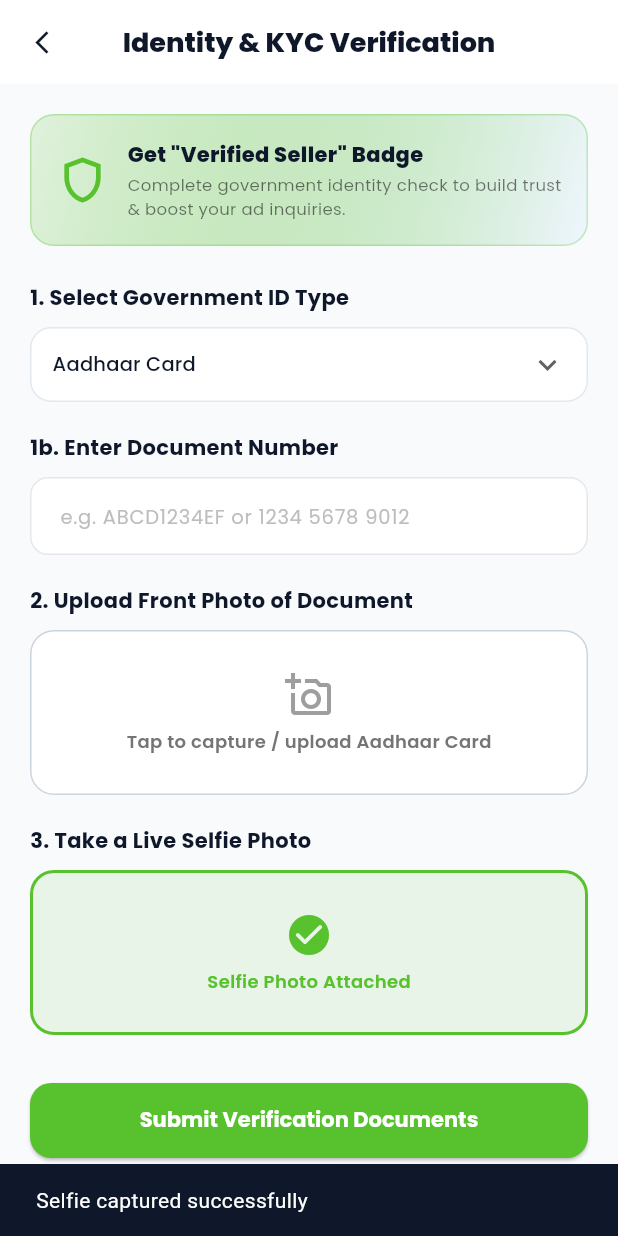
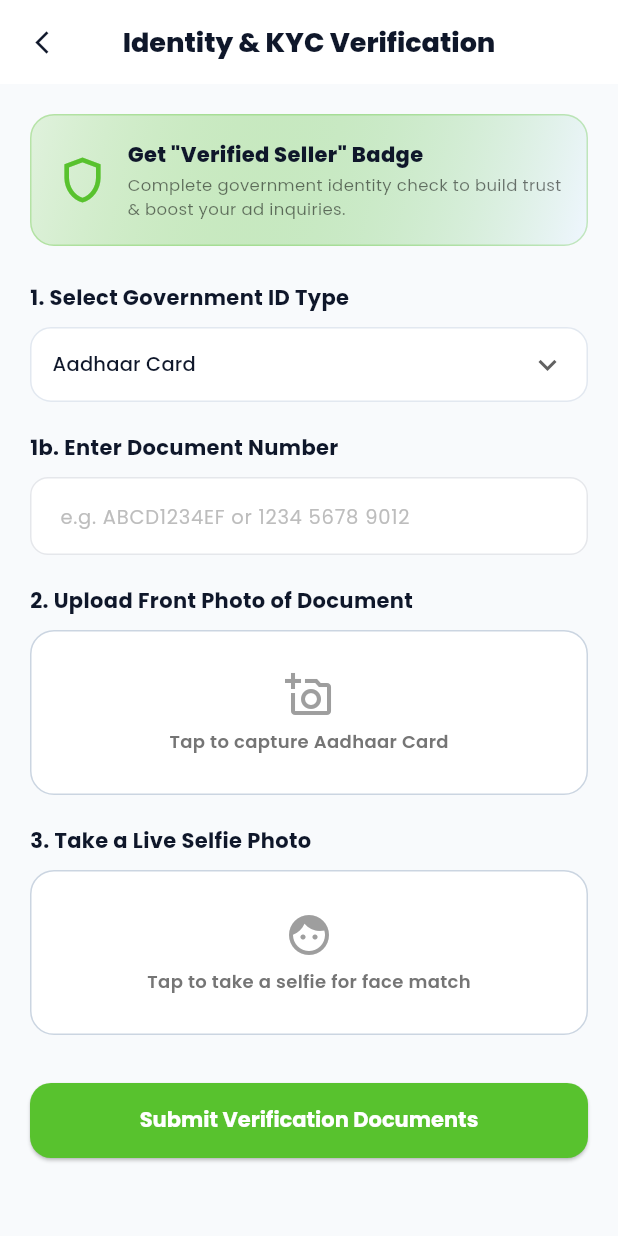
Before and after one commit to zunotechsoftware/Loopo, a Flutter app: the KycVerificationScreen screen opened directly, after a tap on "Tap to take a selfie for face match", on a phone screen of 412 x 824 dp. Run offline on Flutter 3.47's test engine with Material 3 defaults, Android fonts, the phone set to English and light mode, and no system bars; our stand-ins replace flutter_dotenv, geocoding, geolocator, image_picker, shared_preferences; accounts and stored records are empty.

Commit message:
fix(flutter): KYC screen was entirely fake UI hitting an endpoint that doesn't exist
The "Upload Front Photo"/"Take a Live Selfie" tiles never opened a camera or
picker at all - tapping either just flipped a boolean to show a green
checkmark. KycService.verifyKyc then posted {docType, docNumber} (no photos)
to POST /api/v1/kyc/verify, which doesn't exist anywhere on the real
backend (the real routes are POST/PUT /kyc and, as of this session's
storage fix, POST /kyc/upload-url). This was a fully non-functional feature
dressed up as a working one.

Fixed: KycService rewritten against the real contract -
uploadDocumentImage() requests a presigned URL from /kyc/upload-url, PUTs
the file straight to S3/MinIO (bypassing the app's normal JSON request
helper on purpose - different origin, no Bearer token/JSON content-type),
returns the mediaId; submitKyc() posts the real CreateKycDto shape to
POST /kyc. The screen now uses the already-a-dependency ImagePicker for
both photos (rear camera for the doc, front camera for the selfie), shows
the actual captured image as a preview, and awaits both real uploads before
submitting. Display doc-type strings map to the real KycDocumentType enum.

Verified: flutter analyze clean, flutter build web succeeds, app loads with
zero console/page errors in a real browser. The upload-url -> PUT -> submit
contract itself was already proven live end-to-end against the real backend
earlier this session (see known-issues.md's storage-fix entry) - this makes
the Flutter client speak that same, already-confirmed-working contract.
Driving the actual screen through Playwright wasn't attempted (Flutter
web's canvas UI needs blind pixel-coordinate taps with no accessible DOM,
and the tap path to this screen wasn't mapped) - same acceptance bar used
earlier this session for the Flutter sell-flow publish.

Co-Authored-By: Claude Sonnet 5 <noreply@anthropic.com>

```diff
--- a/loopo-flutter/lib/config/api_config.dart
+++ b/loopo-flutter/lib/config/api_config.dart
@@ -60,7 +60,11 @@ class ApiConfig {
 
   static const String chatConversationsEndpoint = '/api/v1/chat/conversations';
   static const String chatMessagesEndpoint = '/api/v1/chat/messages';
-  static const String kycVerifyEndpoint = '/api/v1/kyc/verify';
+  // The real backend has no /kyc/verify endpoint at all - it's POST/PUT
+  // /kyc (submit/update) plus POST /kyc/upload-url for each document image.
+  static const String kycEndpoint = '/api/v1/kyc';
+  static const String kycUploadUrlEndpoint = '/api/v1/kyc/upload-url';
+  static const String kycMeEndpoint = '/api/v1/kyc/me';
   static const String favoritesEndpoint = '/api/v1/interactions/favorites';
   static const String notificationsEndpoint = '/api/v1/notifications';
   static const String addressesEndpoint = '/api/v1/addresses';
@@ -85,7 +89,9 @@ class ApiConfig {
 
   static String get chatConversationsUrl => '$baseUrl$chatConversationsEndpoint';
   static String get chatMessagesUrl => '$baseUrl$chatMessagesEndpoint';
-  static String get kycVerifyUrl => '$baseUrl$kycVerifyEndpoint';
+  static String get kycUrl => '$baseUrl$kycEndpoint';
+  static String get kycUploadUrlUrl => '$baseUrl$kycUploadUrlEndpoint';
+  static String get kycMeUrl => '$baseUrl$kycMeEndpoint';
   static String get favoritesUrl => '$baseUrl$favoritesEndpoint';
   static String get notificationsUrl => '$baseUrl$notificationsEndpoint';
   static String get addressesUrl => '$baseUrl$addressesEndpoint';
--- a/loopo-flutter/lib/screens/kyc_verification_screen.dart
+++ b/loopo-flutter/lib/screens/kyc_verification_screen.dart
@@ -1,6 +1,19 @@
+import 'dart:io';
 import 'package:flutter/material.dart';
+import 'package:image_picker/image_picker.dart';
 import '../theme/app_colors.dart';
 import '../services/kyc_service.dart';
+
+/// Display label -> real backend KycDocumentType enum value.
+/// "Voter ID Card" has no dedicated enum on the backend - NATIONAL_ID is the
+/// closest real category for it.
+const Map<String, String> _docTypeToEnum = {
+  'Aadhaar Card': 'AADHAAR',
+  'Driving License': 'DRIVING_LICENSE',
+  'Voter ID Card': 'NATIONAL_ID',
+  'PAN Card': 'PAN',
+  'Passport': 'PASSPORT',
+};
 
 class KycVerificationScreen extends StatefulWidget {
   const KycVerificationScreen({super.key});
@@ -11,21 +24,16 @@ class KycVerificationScreen extends StatefulWidget {
 
 class _KycVerificationScreenState extends State<KycVerificationScreen> {
   final KycService _kycService = KycService();
+  final ImagePicker _picker = ImagePicker();
   String _selectedDocType = 'Aadhaar Card';
   final TextEditingController _docNumberController = TextEditingController();
-  bool _docUploaded = false;
-  bool _selfieUploaded = false;
+  File? _docPhoto;
+  File? _selfiePhoto;
   bool _isSubmitted = false;
   bool _isSubmitting = false;
   String? _errorMessage;
 
-  final List<String> _docTypes = [
-    'Aadhaar Card',
-    'Driving License',
-    'Voter ID Card',
-    'PAN Card',
-    'Passport',
-  ];
+  final List<String> _docTypes = _docTypeToEnum.keys.toList();
 
   @override
   void dispose() {
@@ -33,8 +41,22 @@ class _KycVerificationScreenState extends State<KycVerificationScreen> {
     super.dispose();
   }
 
+  Future<void> _pickDocPhoto() async {
+    final XFile? file = await _picker.pickImage(source: ImageSource.camera, imageQuality: 85);
+    if (file != null) setState(() => _docPhoto = File(file.path));
+  }
+
+  Future<void> _pickSelfie() async {
+    final XFile? file = await _picker.pickImage(
+      source: ImageSource.camera,
+      preferredCameraDevice: CameraDevice.front,
+      imageQuality: 85,
+    );
+    if (file != null) setState(() => _selfiePhoto = File(file.path));
+  }
+
   Future<void> _submitKyc() async {
-    if (!_docUploaded || !_selfieUploaded) {
+    if (_docPhoto == null || _selfiePhoto == null) {
       ScaffoldMessenger.of(context).showSnackBar(
         const SnackBar(content: Text('Please upload both Document Photo and Selfie')),
       );
@@ -47,13 +69,26 @@ class _KycVerificationScreenState extends State<KycVerificationScreen> {
       return;
     }
 
-    setState(() { _isSubmitting = true; _errorMessage = null; });
+    setState(() {
+      _isSubmitting = true;
+      _errorMessage = null;
+    });
     try {
-      await _kycService.verifyKyc(
-        docType: _selectedDocType.toUpperCase().replaceAll(' ', '_'),
-        docNumber: _docNumberController.text.trim(),
+      // Both images must be uploaded (and a MediaFile registered for each)
+      // before the KYC application itself can reference them.
+      final frontImageId = await _kycService.uploadDocumentImage(file: _docPhoto!, slot: 'FRONT');
+      final selfieImageId = await _kycService.uploadDocumentImage(file: _selfiePhoto!, slot: 'SELFIE');
+
+      await _kycService.submitKyc(
+        documentType: _docTypeToEnum[_selectedDocType] ?? 'NATIONAL_ID',
+        documentNumber: _docNumberController.text.trim(),
+        frontImageId: frontImageId,
+        selfieImageId: selfieImageId,
       );
-      setState(() { _isSubmitted = true; _isSubmitting = false; });
+      setState(() {
+        _isSubmitted = true;
+        _isSubmitting = false;
+      });
     } catch (e) {
       setState(() {
         _isSubmitting = false;
@@ -253,46 +288,39 @@ class _KycVerificationScreenState extends State<KycVerificationScreen> {
                   const Text('2. Upload Front Photo of Document', style: TextStyle(fontFamily: 'Poppins', fontWeight: FontWeight.bold, fontSize: 14, color: AppColors.appDark)),
                   const SizedBox(height: 10),
                   InkWell(
-                    onTap: () {
-                      setState(() {
-                        _docUploaded = true;
-                        if (_docNumberController.text.isEmpty) {
-                          _docNumberController.text = '123456789012';
-                        }
-                      });
-                      ScaffoldMessenger.of(context).showSnackBar(
-                        SnackBar(content: Text('$_selectedDocType uploaded successfully')),
-                      );
-                    },
+                    onTap: _isSubmitting ? null : _pickDocPhoto,
                     borderRadius: BorderRadius.circular(16),
                     child: Container(
                       height: 110,
                       decoration: BoxDecoration(
-                        color: _docUploaded ? AppColors.appGreen.withValues(alpha: 0.1) : Colors.white,
+                        color: _docPhoto != null ? AppColors.appGreen.withValues(alpha: 0.1) : Colors.white,
                         borderRadius: BorderRadius.circular(16),
                         border: Border.all(
-                          color: _docUploaded ? AppColors.appGreen : const Color(0xFFCBD5E1),
+                          color: _docPhoto != null ? AppColors.appGreen : const Color(0xFFCBD5E1),
                           style: BorderStyle.solid,
-                          width: _docUploaded ? 2 : 1,
+                          width: _docPhoto != null ? 2 : 1,
                         ),
+                        image: _docPhoto != null
+                            ? DecorationImage(image: FileImage(_docPhoto!), fit: BoxFit.cover, opacity: 0.35)
+                            : null,
                       ),
                       child: Center(
                         child: Column(
                           mainAxisAlignment: MainAxisAlignment.center,
                           children: [
                             Icon(
-                              _docUploaded ? Icons.check_circle_rounded : Icons.add_a_photo_outlined,
+                              _docPhoto != null ? Icons.check_circle_rounded : Icons.add_a_photo_outlined,
                               size: 32,
-                              color: _docUploaded ? AppColors.appGreen : Colors.grey.shade500,
+                              color: _docPhoto != null ? AppColors.appGreen : Colors.grey.shade500,
                             ),
                             const SizedBox(height: 6),
                             Text(
-                              _docUploaded ? '$_selectedDocType Attached' : 'Tap to capture / upload $_selectedDocType',
+                              _docPhoto != null ? '$_selectedDocType Attached' : 'Tap to capture $_selectedDocType',
                               style: TextStyle(
                                 fontFamily: 'Poppins',
                                 fontSize: 12,
                                 fontWeight: FontWeight.w600,
-                                color: _docUploaded ? AppColors.appGreen : Colors.grey.shade600,
+                                color: _docPhoto != null ? AppColors.appGreen : Colors.grey.shade600,
                               ),
                             ),
                           ],
@@ -306,40 +334,38 @@ class _KycVerificationScreenState extends State<KycVerificationScreen> {
                   const Text('3. Take a Live Selfie Photo', style: TextStyle(fontFamily: 'Poppins', fontWeight: FontWeight.bold, fontSize: 14, color: AppColors.appDark)),
                   const SizedBox(height: 10),
                   InkWell(
-                    onTap: () {
-                      setState(() => _selfieUploaded = true);
-                      ScaffoldMessenger.of(context).showSnackBar(
-                        const SnackBar(content: Text('Selfie captured successfully')),
-                      );
-                    },
+                    onTap: _isSubmitting ? null : _pickSelfie,
                     borderRadius: BorderRadius.circular(16),
                     child: Container(
                       height: 110,
                       decoration: BoxDecoration(
-                        color: _selfieUploaded ? AppColors.appGreen.withValues(alpha: 0.1) : Colors.white,
+                        color: _selfiePhoto != null ? AppColors.appGreen.withValues(alpha: 0.1) : Colors.white,
                         borderRadius: BorderRadius.circular(16),
                         border: Border.all(
-                          color: _selfieUploaded ? AppColors.appGreen : const Color(0xFFCBD5E1),
-                          width: _selfieUploaded ? 2 : 1,
+                          color: _selfiePhoto != null ? AppColors.appGreen : const Color(0xFFCBD5E1),
+                          width: _selfiePhoto != null ? 2 : 1,
                         ),
+                        image: _selfiePhoto != null
+                            ? DecorationImage(image: FileImage(_selfiePhoto!), fit: BoxFit.cover, opacity: 0.35)
+                            : null,
                       ),
                       child: Center(
                         child: Column(
                           mainAxisAlignment: MainAxisAlignment.center,
                           children: [
                             Icon(
-                              _selfieUploaded ? Icons.check_circle_rounded : Icons.face_rounded,
+                              _selfiePhoto != null ? Icons.check_circle_rounded : Icons.face_rounded,
                               size: 32,
-                              color: _selfieUploaded ? AppColors.appGreen : Colors.grey.shade500,
+                              color: _selfiePhoto != null ? AppColors.appGreen : Colors.grey.shade500,
                             ),
                             const SizedBox(height: 6),
                             Text(
-                              _selfieUploaded ? 'Selfie Photo Attached' : 'Tap to take a selfie for face match',
+                              _selfiePhoto != null ? 'Selfie Photo Attached' : 'Tap to take a selfie for face match',
                               style: TextStyle(
                                 fontFamily: 'Poppins',
                                 fontSize: 12,
                                 fontWeight: FontWeight.w600,
-                                color: _selfieUploaded ? AppColors.appGreen : Colors.grey.shade600,
+                                color: _selfiePhoto != null ? AppColors.appGreen : Colors.grey.shade600,
                               ),
                             ),
                           ],
```
Also changed, not shown: loopo-flutter/lib/services/kyc_service.dart (+88 -35 lines), 1 other file.
